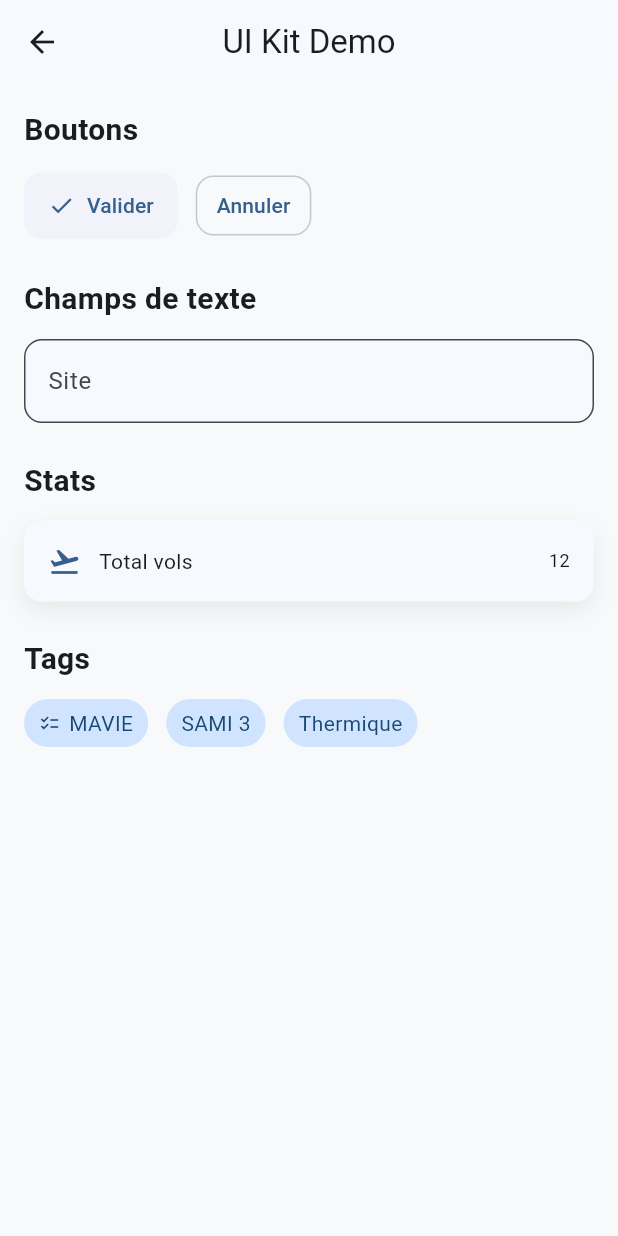
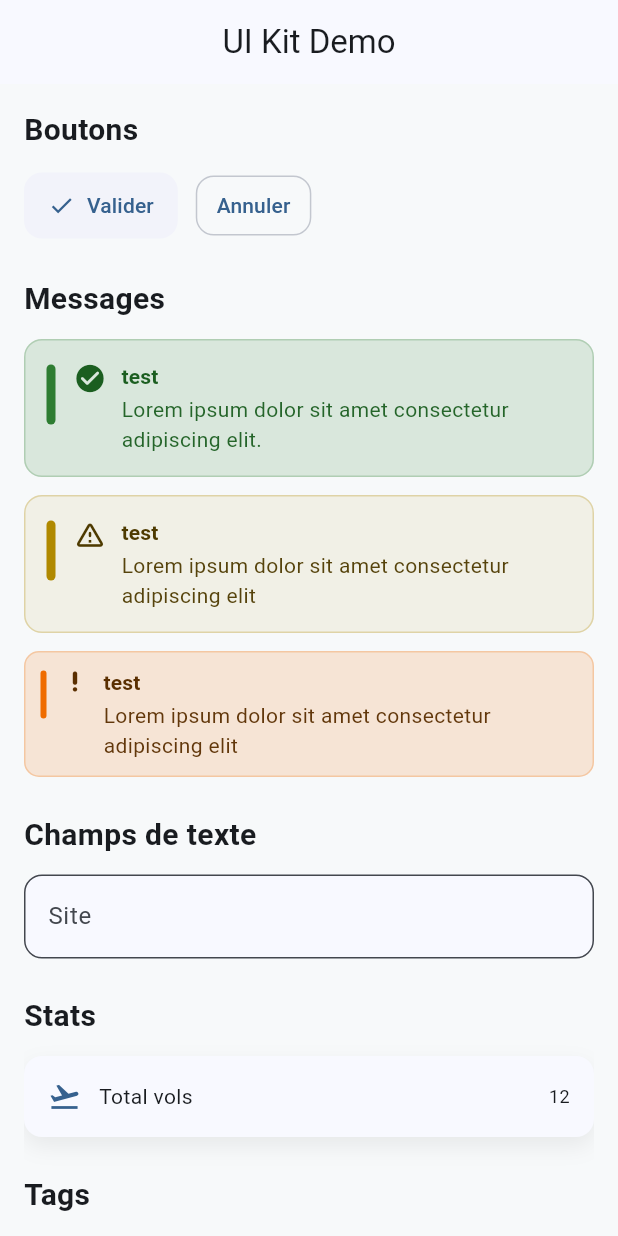
Before and after one commit to Diego-PB/ParaCheck, a Flutter app: the UIKitDemoPage screen opened directly, on a phone screen of 412 x 824 dp. Run offline on Flutter 3.47's test engine with Material 3 defaults, Android fonts, the phone set to English and light mode, and no system bars.

Commit message:
UIKIT maj

```diff
--- a/app/paracheck/lib/main.dart
+++ b/app/paracheck/lib/main.dart
@@ -1,5 +1,5 @@
 import 'package:flutter/material.dart';
-import 'package:paracheck/pages/condition_vol.dart';
+import 'package:paracheck/pages/uikitdemopage.dart';
 
 import 'package:paracheck/theme.dart';
 
@@ -16,7 +16,7 @@ class MyApp extends StatelessWidget {
     return MaterialApp(
       title: 'Paracheck',
       theme: buildTheme(),
-      home: const ConditionVolPage(),
+      home: const UIKitDemoPage(),
       debugShowCheckedModeBanner: false,
     );
   }
--- a/app/paracheck/lib/pages/uikitdemopage.dart
+++ b/app/paracheck/lib/pages/uikitdemopage.dart
@@ -7,6 +7,7 @@ import 'package:paracheck/widgets/section_title.dart';
 import 'package:paracheck/design/spacing.dart';
 import 'package:paracheck/widgets/stat_tile.dart';
 import 'package:paracheck/widgets/tag_chip.dart';
+import 'package:paracheck/widgets/app_notice.dart';
 
 class UIKitDemoPage extends StatefulWidget {
   const UIKitDemoPage({super.key});
@@ -36,6 +37,37 @@ class _UIKitDemoPageState extends State<UIKitDemoPage> {
               SecondaryButton(label: 'Annuler', onPressed: () {}),
             ],
           ),
+
+          const SizedBox(height: AppSpacing.xl),
+
+          const SectionTitle('Messages'),
+          const SizedBox(height: AppSpacing.md),
+
+          // Succès (simple)
+          const AppNotice(
+            kind: NoticeKind.valid,
+            title: 'test',
+            message: 'Lorem ipsum dolor sit amet consectetur adipiscing elit.',
+          ),
+          const SizedBox(height: AppSpacing.md),
+
+          // Warning (variante bordée)
+          const AppNotice(
+            kind: NoticeKind.warning,
+            title: 'test',
+            message: 'Lorem ipsum dolor sit amet consectetur adipiscing elit',
+            outlined: true,
+          ),
+          const SizedBox(height: AppSpacing.md),
+
+          // Attention (variante compacte)
+          const AppNotice(
+            kind: NoticeKind.attention,
+            title: 'test',
+            message: 'Lorem ipsum dolor sit amet consectetur adipiscing elit',
+            compact: true,
+          ),
+
           const SizedBox(height: AppSpacing.xl),
 
           const SectionTitle('Champs de texte'),
@@ -53,11 +85,11 @@ class _UIKitDemoPageState extends State<UIKitDemoPage> {
           const Wrap(
             spacing: AppSpacing.md,
             children: [
-              TagChip('MAVIE', icon: Icons.checklist,),
+              TagChip('MAVIE', icon: Icons.checklist),
               TagChip('SAMI 3'),
               TagChip('Thermique'),
             ],
-          )
+          ),
         ],
       ),
     );
--- /dev/null
+++ b/app/paracheck/lib/widgets/app_notice.dart
@@ -0,0 +1,140 @@
+import 'package:flutter/material.dart';
+
+/// Types de message : succès, avertissement, attention.
+enum NoticeKind { valid, warning, attention }
+
+/// AppNotice – version simple : icône + (titre optionnel) + message.
+/// Pas de boutons d’action, pas de fermeture.
+class AppNotice extends StatelessWidget {
+  const AppNotice({
+    super.key,
+    required this.kind,
+    required this.message,
+    this.title,
+    this.compact = false,
+    this.outlined = false,
+  });
+
+  final NoticeKind kind;
+  final String message;
+  final String? title;
+
+  /// Réduit les paddings/tailles.
+  final bool compact;
+
+  /// Variante bordée (fond plus discret).
+  final bool outlined;
+
+  @override
+  Widget build(BuildContext context) {
+    final isDark = Theme.of(context).brightness == Brightness.dark;
+    final _Palette p = _palette(kind, isDark);
+
+    final EdgeInsets pad =
+        compact ? const EdgeInsets.all(10) : const EdgeInsets.all(14);
+
+    final BoxDecoration decoration = BoxDecoration(
+      color: outlined ? _tint(p.base, isDark ? 0.12 : 0.08)
+                      : _tint(p.base, isDark ? 0.22 : 0.15),
+      border: Border.all(
+        color: outlined ? _tint(p.base, isDark ? 0.36 : 0.28)
+                        : _tint(p.base, isDark ? 0.32 : 0.24),
+        width: 1,
+      ),
+      borderRadius: BorderRadius.circular(compact ? 10 : 12),
+    );
+
+    return Semantics(
+      container: true,
+      label: switch (kind) {
+        NoticeKind.valid => 'Message de confirmation',
+        NoticeKind.warning => 'Avertissement',
+        NoticeKind.attention => 'Attention',
+      },
+      child: Container(
+        decoration: decoration,
+        padding: pad,
+        child: Row(
+          crossAxisAlignment: CrossAxisAlignment.start,
+          children: [
+            // Barre d’accent
+            Container(
+              width: compact ? 4 : 6,
+              height: compact ? 32 : 40,
+              margin: EdgeInsets.only(right: compact ? 10 : 12, top: 2),
+              decoration: BoxDecoration(
+                color: p.base,
+                borderRadius: BorderRadius.circular(999),
+              ),
+            ),
+            Icon(p.icon, size: compact ? 18 : 22, color: p.fg),
+            const SizedBox(width: 10),
+            // Texte
+            Expanded(
+              child: Column(
+                crossAxisAlignment: CrossAxisAlignment.start,
+                children: [
+                  if (title != null)
+                    Text(
+                      title!,
+                      style: Theme.of(context)
+                          .textTheme
+                          .titleSmall
+                          ?.copyWith(fontWeight: FontWeight.w600, color: p.fg),
+                    ),
+                  if (title != null) const SizedBox(height: 2),
+                  Text(
+                    message,
+                    style: Theme.of(context)
+                        .textTheme
+                        .bodyMedium
+                        ?.copyWith(color: p.fg.withOpacity(0.95)),
+                  ),
+                ],
+              ),
+            ),
+          ],
+        ),
+      ),
+    );
+  }
+}
+
+/// Palette interne minimale
+class _Palette {
+  const _Palette({required this.base, required this.fg, required this.icon});
+  final Color base; // couleur d’accent
+  final Color fg;   // couleur du texte/icône
+  final IconData icon;
+}
+
+_Palette _palette(NoticeKind kind, bool isDark) {
+  // Couleurs de base
+  const success = Color(0xFF2E7D32);   // green 800
+  const warn    = Color(0xFFB08900);   // amber-ish
+  const alert   = Color(0xFFEF6C00);   // orange 800
+
+  switch (kind) {
+    case NoticeKind.valid:
+      return _Palette(
+        base: success,
+        fg: isDark ? Colors.greenAccent.shade100 : Colors.green.shade900,
+        icon: Icons.check_circle_rounded,
+      );
+    case NoticeKind.warning:
+      return _Palette(
+        base: warn,
+        fg: isDark ? Colors.amber.shade100 : const Color(0xFF4E3A00),
+        icon: Icons.warning_amber_rounded,
+      );
+    case NoticeKind.attention:
+      return _Palette(
+        base: alert,
+        fg: isDark ? Colors.orange.shade100 : const Color(0xFF5A2E00),
+        icon: Icons.priority_high_rounded,
+      );
+  }
+}
+
+Color _tint(Color base, double opacity) =>
+    base.withOpacity(opacity.clamp(0.0, 1.0));
```
